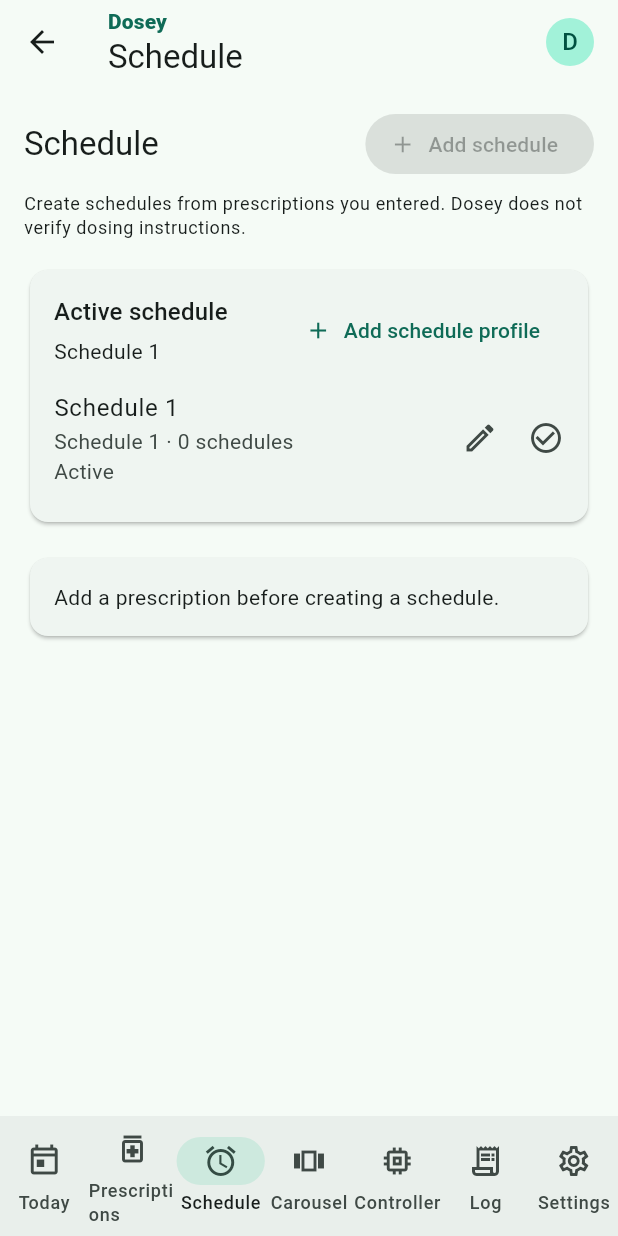
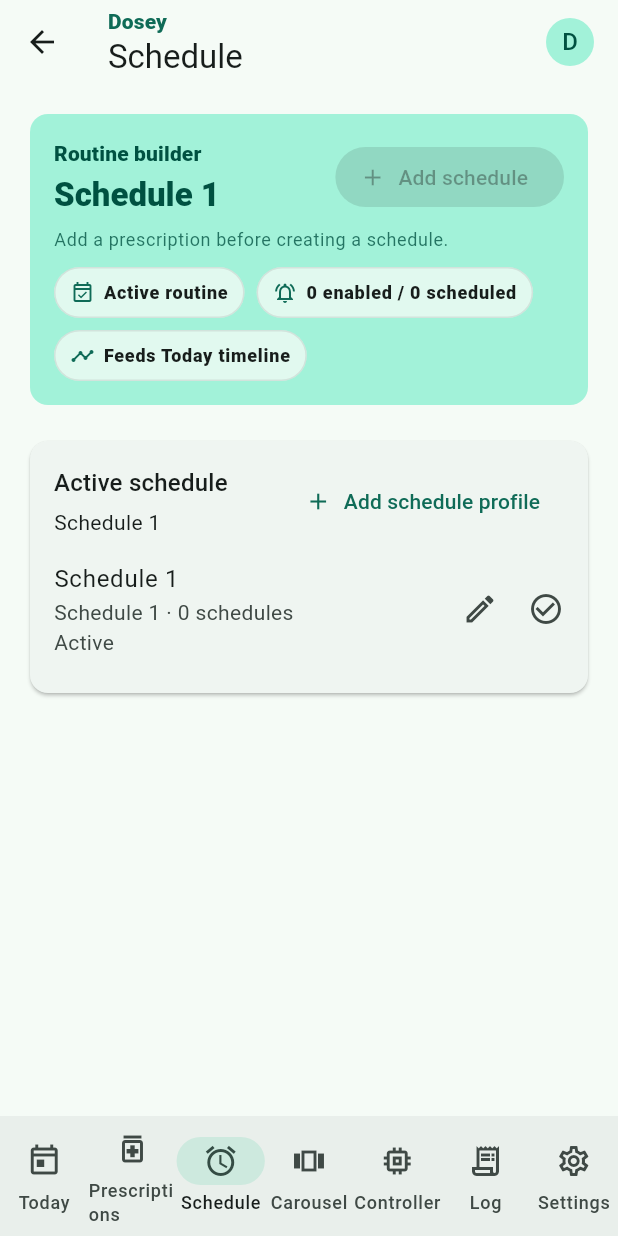
Before and after one commit to SloppyBobbert/Dosey, a Flutter app: the DoseyShell screen opened directly, item 3 of the bottom bar chosen, on a phone screen of 412 x 824 dp. Run offline on Flutter 3.47's test engine with Material 3 defaults, Android fonts, the phone set to English and light mode, and no system bars; our stand-ins replace connectivity_plus, drift, drift_flutter, flutter_blue_plus, flutter_local_notifications, google_sign_in and 2 more; accounts and stored records are empty; generated files the repository leaves out were written again.

Commit message:
feat: polish schedule routine header

```diff
--- a/mobile_app/dosey_app/lib/features/reminders/reminders_screen.dart
+++ b/mobile_app/dosey_app/lib/features/reminders/reminders_screen.dart
@@ -45,36 +45,25 @@ class RemindersScreen extends StatelessWidget {
                         prescription.id: prescription,
                     };
 
+                    final canAddSchedule =
+                        prescriptions.isNotEmpty && activeProfile != null;
+
                     return ListView(
                       padding: const EdgeInsets.all(16),
                       children: [
-                        Row(
-                          children: [
-                            Expanded(
-                              child: Text(
-                                'Schedule',
-                                style: Theme.of(context).textTheme.titleLarge,
-                              ),
-                            ),
-                            FilledButton.icon(
-                              onPressed:
-                                  prescriptions.isEmpty || activeProfile == null
-                                  ? null
-                                  : () => showScheduleSheet(
-                                      context,
-                                      dependencies.reminders,
-                                      prescriptions,
-                                      profileId: activeProfile.id,
-                                    ),
-                              icon: const Icon(Icons.add),
-                              label: const Text('Add schedule'),
-                            ),
-                          ],
-                        ),
-                        const SizedBox(height: 8),
-                        Text(
-                          'Create schedules from prescriptions you entered. Dosey does not verify dosing instructions.',
-                          style: Theme.of(context).textTheme.bodySmall,
+                        _ScheduleHeroCard(
+                          activeProfile: activeProfile,
+                          schedules: schedules,
+                          hasPrescriptions: prescriptions.isNotEmpty,
+                          canAddSchedule: canAddSchedule,
+                          onAddSchedule: canAddSchedule
+                              ? () => showScheduleSheet(
+                                  context,
+                                  dependencies.reminders,
+                                  prescriptions,
+                                  profileId: activeProfile.id,
+                                )
+                              : null,
                         ),
                         const SizedBox(height: 16),
                         _ScheduleProfileSection(
@@ -93,22 +82,8 @@ class RemindersScreen extends StatelessWidget {
                               prescriptions: prescriptions,
                               reminders: dependencies.reminders,
                             )
-                        else if (prescriptions.isEmpty)
-                          const Card(
-                            child: Padding(
-                              padding: EdgeInsets.all(16),
-                              child: Text(
-                                'Add a prescription before creating a schedule.',
-                              ),
-                            ),
-                          )
                         else
-                          const Card(
-                            child: Padding(
-                              padding: EdgeInsets.all(16),
-                              child: Text('No schedules yet.'),
-                            ),
-                          ),
+                          const SizedBox.shrink(),
                       ],
                     );
                   },
@@ -172,6 +147,148 @@ class RemindersScreen extends StatelessWidget {
         schedule: schedule,
         initialPrescriptionId: initialPrescriptionId,
         profileId: profileId,
+      ),
+    );
+  }
+}
+
+class _ScheduleHeroCard extends StatelessWidget {
+  const _ScheduleHeroCard({
+    required this.activeProfile,
+    required this.schedules,
+    required this.hasPrescriptions,
+    required this.canAddSchedule,
+    required this.onAddSchedule,
+  });
+
+  final ScheduleProfile? activeProfile;
+  final List<ReminderSchedule> schedules;
+  final bool hasPrescriptions;
+  final bool canAddSchedule;
+  final VoidCallback? onAddSchedule;
+
+  @override
+  Widget build(BuildContext context) {
+    final theme = Theme.of(context);
+    final colorScheme = theme.colorScheme;
+    final enabledCount = schedules
+        .where((schedule) => schedule.isEnabled)
+        .length;
+    final scheduledCount = schedules.length;
+    final emptyHint = scheduledCount == 0
+        ? hasPrescriptions
+              ? 'No schedules yet.'
+              : 'Add a prescription before creating a schedule.'
+        : null;
+
+    return Card(
+      color: colorScheme.primaryContainer,
+      elevation: 0,
+      child: Padding(
+        padding: const EdgeInsets.all(16),
+        child: Column(
+          crossAxisAlignment: CrossAxisAlignment.start,
+          children: [
+            Row(
+              crossAxisAlignment: CrossAxisAlignment.center,
+              children: [
+                Expanded(
+                  child: Column(
+                    crossAxisAlignment: CrossAxisAlignment.start,
+                    children: [
+                      Text(
+                        'Routine builder',
+                        style: theme.textTheme.labelLarge?.copyWith(
+                          color: colorScheme.onPrimaryContainer,
+                          fontWeight: FontWeight.w800,
+                        ),
+                      ),
+                      const SizedBox(height: 4),
+                      Text(
+                        activeProfile?.name ?? 'No active schedule',
+                        style: theme.textTheme.titleLarge?.copyWith(
+                          color: colorScheme.onPrimaryContainer,
+                          fontWeight: FontWeight.w800,
+                        ),
+                      ),
+                    ],
+                  ),
+                ),
+                FilledButton.icon(
+                  onPressed: onAddSchedule,
+                  icon: const Icon(Icons.add),
+                  label: const Text('Add schedule'),
+                ),
+              ],
+            ),
+            const SizedBox(height: 8),
+            Text(
+              emptyHint ??
+                  'Create schedules from prescriptions you entered. Dosey does not verify dosing instructions.',
+              style: theme.textTheme.bodySmall?.copyWith(
+                color: colorScheme.onPrimaryContainer.withValues(alpha: 0.78),
+                height: 1.35,
+              ),
+            ),
+            const SizedBox(height: 10),
+            Wrap(
+              spacing: 8,
+              runSpacing: 8,
+              children: [
+                const _ScheduleHeroChip(
+                  icon: Icons.event_available_outlined,
+                  label: 'Active routine',
+                ),
+                _ScheduleHeroChip(
+                  icon: Icons.notifications_active_outlined,
+                  label: '$enabledCount enabled / $scheduledCount scheduled',
+                ),
+                const _ScheduleHeroChip(
+                  icon: Icons.timeline_outlined,
+                  label: 'Feeds Today timeline',
+                ),
+              ],
+            ),
+          ],
+        ),
+      ),
+    );
+  }
+}
+
+class _ScheduleHeroChip extends StatelessWidget {
+  const _ScheduleHeroChip({required this.icon, required this.label});
+
+  final IconData icon;
+  final String label;
+
+  @override
+  Widget build(BuildContext context) {
+    final theme = Theme.of(context);
+    final colorScheme = theme.colorScheme;
+
+    return Container(
+      padding: const EdgeInsets.symmetric(horizontal: 10, vertical: 8),
+      decoration: BoxDecoration(
+        color: colorScheme.surface.withValues(alpha: 0.76),
+        borderRadius: BorderRadius.circular(999),
+        border: Border.all(
+          color: colorScheme.outlineVariant.withValues(alpha: 0.45),
+        ),
+      ),
+      child: Row(
+        mainAxisSize: MainAxisSize.min,
+        children: [
+          Icon(icon, size: 16, color: colorScheme.primary),
+          const SizedBox(width: 6),
+          Text(
+            label,
+            style: theme.textTheme.labelMedium?.copyWith(
+              color: colorScheme.onSurface,
+              fontWeight: FontWeight.w800,
+            ),
+          ),
+        ],
       ),
     );
   }
```
Also changed, not shown: 1 other file.
